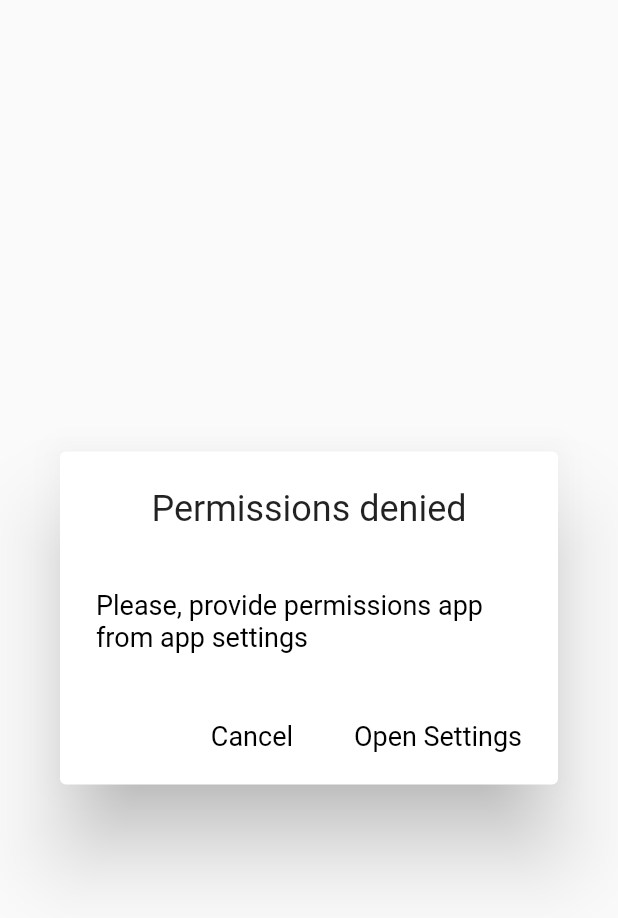
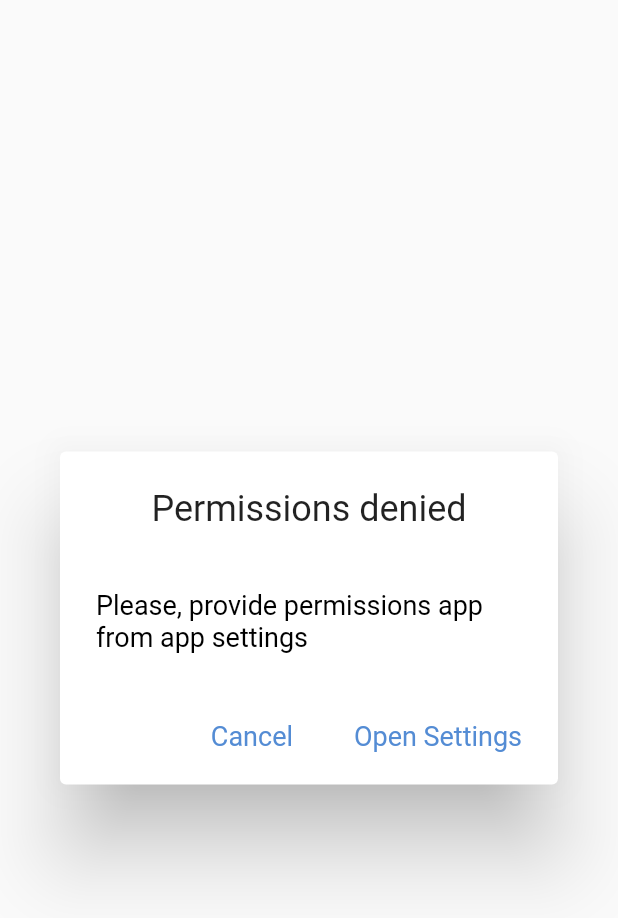
Before and after one commit to manuelvargastapia/libgen_mobile_app, a Flutter app: the CustomAlertDialog widget shown alone on an empty page, opened directly, on a phone screen of 412 x 824 dp. Shown: the top 918 px of the screen. Run offline on Flutter 3.47's test engine with Material 2 defaults, Android fonts, the phone set to English and light mode, and no system bars; our stand-ins replace dartz, equatable, expandable, flutter_bloc, hive, hive_flutter and 3 more; missing offline and left inert: downloads_path_provider, flutter_downloader, simple_html_css; accounts and stored records are empty; generated files the repository leaves out were written again; network calls fail; statements that could not run were skipped.

Commit message:
make custom info dialog (fix changing locale when switching theme right after viewing licenses)

```diff
--- a/lib/global/widgets/custom_alert_dialog.dart
+++ b/lib/global/widgets/custom_alert_dialog.dart
@@ -6,11 +6,11 @@ class CustomAlertDialog extends StatelessWidget {
   final Function callbacLeft, callbackRight;
 
   CustomAlertDialog({
-    @required this.textLeft,
-    @required this.callbacLeft,
     @required this.textRight,
     @required this.callbackRight,
     @required this.content,
+    this.textLeft,
+    this.callbacLeft,
     this.title,
   });
 
@@ -25,10 +25,13 @@ class CustomAlertDialog extends StatelessWidget {
             )
           : null,
       actions: [
+        if (textLeft != null && callbacLeft != null)
           FlatButton(
             child: Text(
               textLeft,
-            style: Theme.of(context).textTheme.bodyText1,
+              style: Theme.of(context).textTheme.bodyText1.copyWith(
+                    color: Theme.of(context).primaryColor,
+                  ),
             ),
             onPressed: () {
               callbacLeft();
@@ -37,7 +40,9 @@ class CustomAlertDialog extends StatelessWidget {
         FlatButton(
           child: Text(
             textRight,
-            style: Theme.of(context).textTheme.bodyText1,
+            style: Theme.of(context).textTheme.bodyText1.copyWith(
+                  color: Theme.of(context).primaryColor,
+                ),
           ),
           onPressed: () {
             callbackRight();
@@ -45,6 +50,7 @@ class CustomAlertDialog extends StatelessWidget {
         ),
       ],
       content: content,
+      scrollable: true,
     );
   }
 }
--- a/lib/l10n/intl_en_US.arb
+++ b/lib/l10n/intl_en_US.arb
@@ -65,5 +65,6 @@
     "filtersExtensionsSeries": "Series",
     "filtersExtensionsPublisher": "Publisher",
     "filtersExtensionsISBN": "ISBN",
-    "filtersExtensionsMD5": "MD5"
+    "filtersExtensionsMD5": "MD5",
+    "infoDialogAlertDialogRightButtonText": "Close"
 }
--- a/lib/l10n/intl_es_ES.arb
+++ b/lib/l10n/intl_es_ES.arb
@@ -65,5 +65,6 @@
     "filtersExtensionsSeries": "Serie",
     "filtersExtensionsPublisher": "Editorial",
     "filtersExtensionsISBN": "ISBN",
-    "filtersExtensionsMD5": "MD5"
+    "filtersExtensionsMD5": "MD5",
+    "infoDialogAlertDialogRightButtonText": "Cerrar"
 }
--- a/lib/screens/search_book/widgets/floating_action_button_menu/floating_action_button_menu.dart
+++ b/lib/screens/search_book/widgets/floating_action_button_menu/floating_action_button_menu.dart
@@ -4,6 +4,7 @@ import 'package:package_info/package_info.dart';
 import 'package:libgen/screens/search_book/widgets/floating_action_button_menu/circular_button.dart';
 import 'package:libgen/blocs/theme_cubit.dart';
 import 'package:libgen/generated/l10n.dart';
+import 'package:libgen/screens/search_book/widgets/floating_action_button_menu/info_dialog.dart';
 
 class FloatingActionButtonMenu extends StatefulWidget {
   final String appIconPath;
@@ -116,7 +117,7 @@ class _FloatingActionButtonMenuState extends State<FloatingActionButtonMenu>
                     width: 50,
                     icon: Icon(Icons.info),
                     onPressed: () {
-                      showAboutDialog(
+                      showInfoDialog(
                         context: context,
                         applicationIcon: ImageIcon(
                           AssetImage(widget.appIconPath),
```
Also changed, not shown: lib/global/theme/themes.dart (+8 -0 lines), lib/screens/search_book/widgets/floating_action_button_menu/info_dialog.dart (added, +60 -0 lines), lib/generated/intl/messages_en_US.dart, lib/generated/intl/messages_es_ES.dart, lib/generated/l10n.dart. Lines whose indentation alone changed are shown as unchanged.
